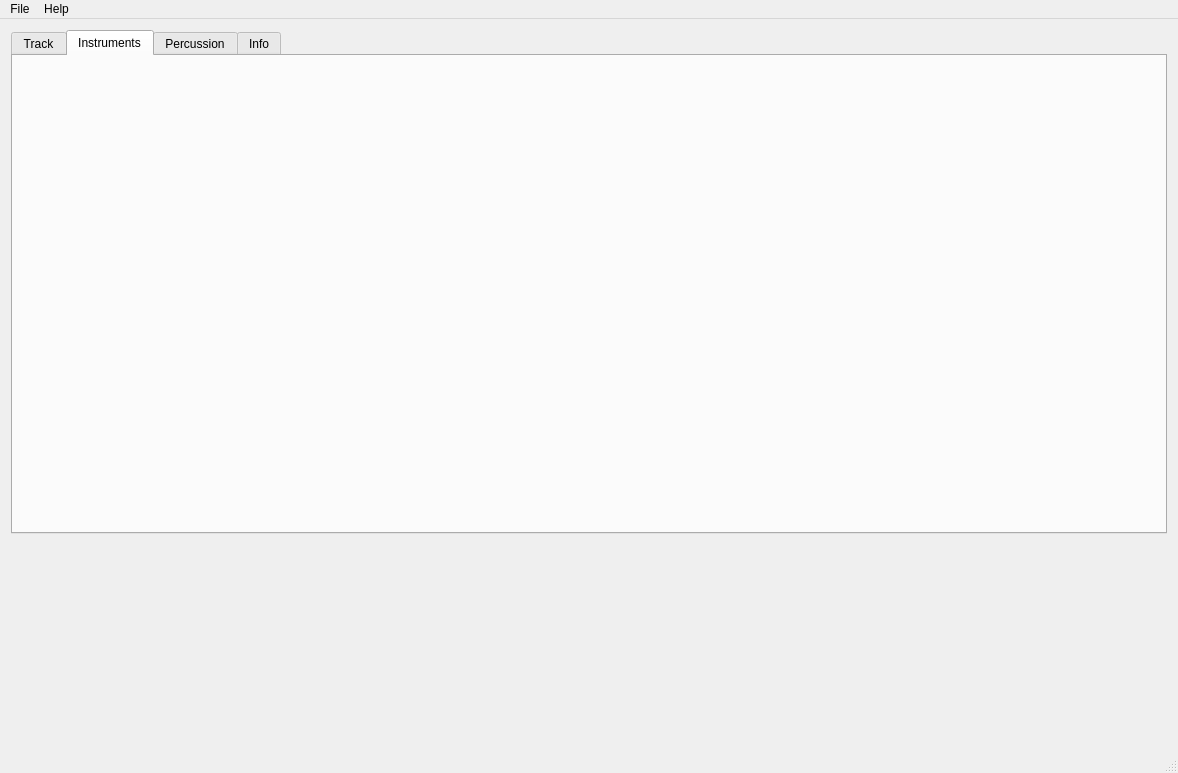
Above: mainwindow.ui from steux/tiatracker before the change. Below: the same form after it.
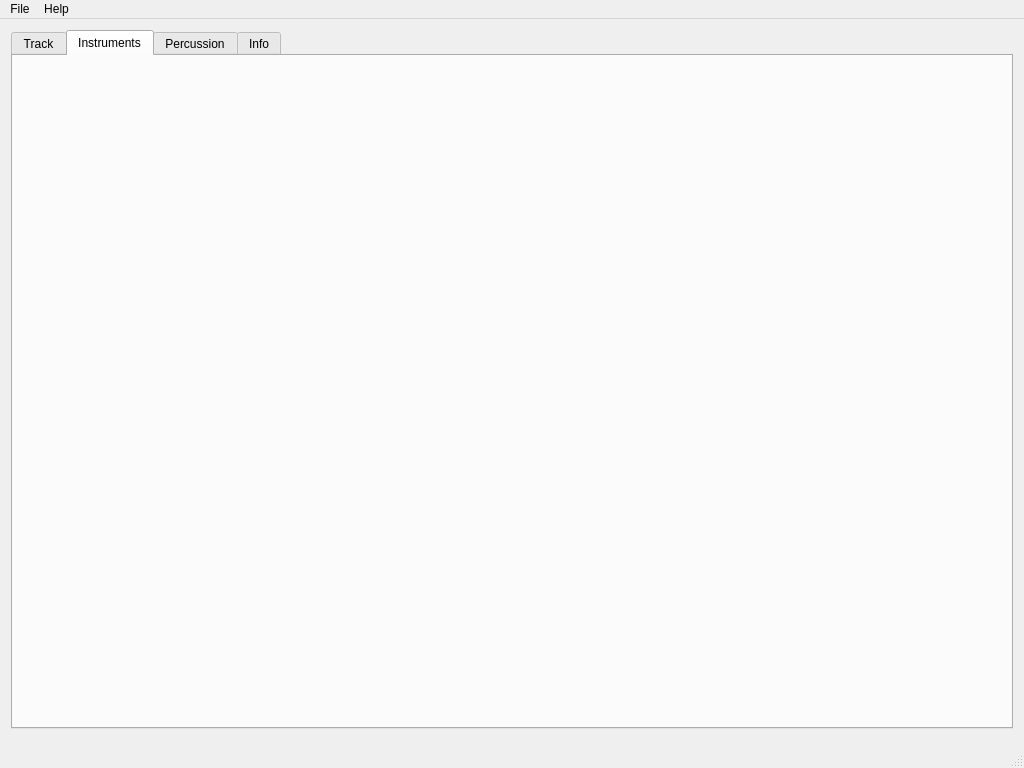
That is the form after the change. Custom widgets are drawn as their Qt base class.

Commit message: - added keyPressed states - set size of keyboard widget, not yet looking at padding/margin/border

```diff
--- a/mainwindow.ui
+++ b/mainwindow.ui
@@ -6,8 +6,8 @@
    <rect>
     <x>0</x>
     <y>0</y>
-    <width>1178</width>
-    <height>773</height>
+    <width>1024</width>
+    <height>768</height>
    </rect>
   </property>
   <property name="windowTitle">
@@ -43,14 +43,7 @@
      </widget>
     </item>
     <item>
-     <widget class="PianoKeyboard" name="widget" native="true">
-      <property name="minimumSize">
-       <size>
-        <width>800</width>
-        <height>200</height>
-       </size>
-      </property>
-     </widget>
+     <widget class="PianoKeyboard" name="widget" native="true"/>
     </item>
    </layout>
   </widget>
@@ -59,7 +52,7 @@
     <rect>
      <x>0</x>
      <y>0</y>
-     <width>1178</width>
+     <width>1024</width>
      <height>21</height>
     </rect>
    </property>
```
The commit also changes 2 other files.
